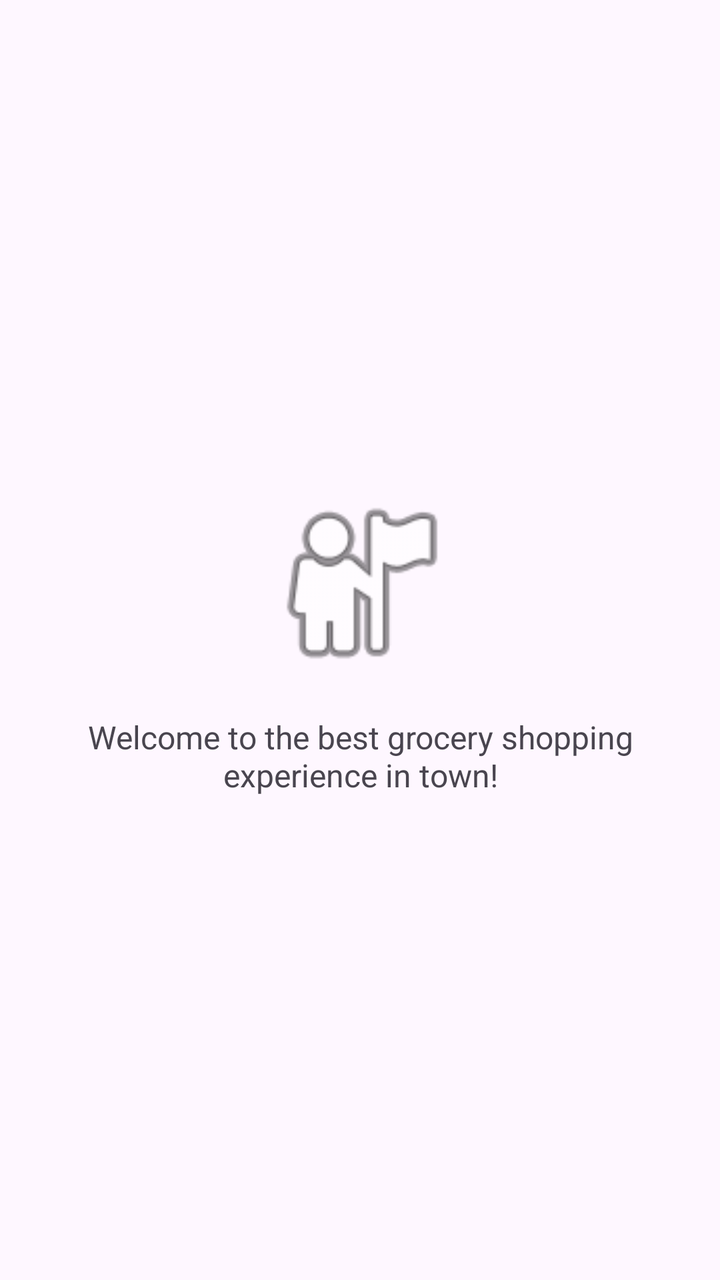
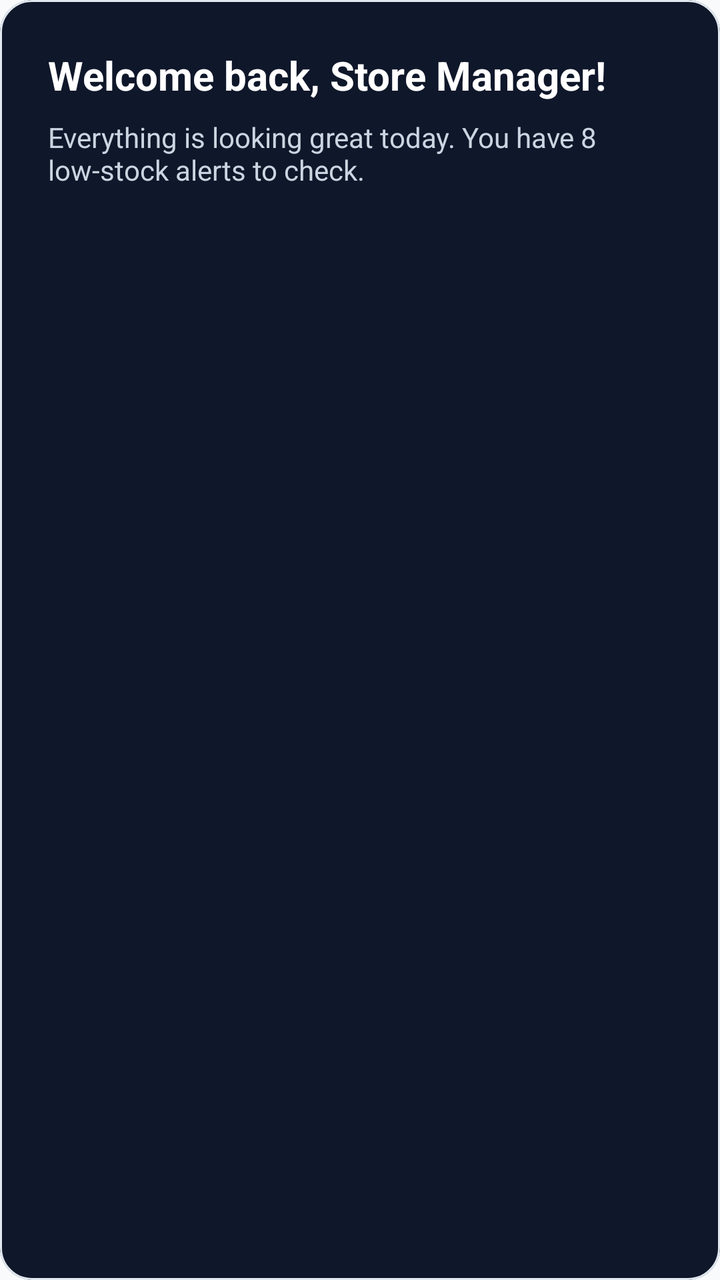

The first picture is an Android layout as it rendered before a commit; the second is the same layout after the commit. The layout source and the unified diff follow.
<!-- AndroidManifest.xml: application theme Theme.ApexplanetTask1 -->
<!-- res/layout/fragment_welcome.xml -->
<?xml version="1.0" encoding="utf-8"?>
<LinearLayout xmlns:android="http://schemas.android.com/apk/res/android"
    android:layout_width="match_parent"
    android:layout_height="wrap_content"
    android:orientation="vertical"
    android:gravity="center"
    android:padding="16dp">

    <ImageView
        android:layout_width="100dp"
        android:layout_height="100dp"
        android:src="@android:drawable/ic_menu_myplaces"
        android:contentDescription="Store Logo"
        android:layout_marginBottom="16dp"/>

    <TextView
        android:layout_width="wrap_content"
        android:layout_height="wrap_content"
        android:text="Welcome to the best grocery shopping experience in town!"
        android:textAlignment="center"
        android:textSize="16sp" />

</LinearLayout>
<!-- resources referenced by this layout -->
<resources>
  <style name="Theme.ApexplanetTask1" parent="Base.Theme.ApexplanetTask1" />
  <style name="Base.Theme.ApexplanetTask1" parent="Theme.Material3.DayNight.NoActionBar">
          
          
      </style>
</resources>

<!-- the commit's change to res/layout/fragment_welcome.xml (unified diff, before → after) -->
@@ -1,23 +1,41 @@
 <?xml version="1.0" encoding="utf-8"?>
-<LinearLayout xmlns:android="http://schemas.android.com/apk/res/android"
+<com.google.android.material.card.MaterialCardView xmlns:android="http://schemas.android.com/apk/res/android"
+    xmlns:app="http://schemas.android.com/apk/res-auto"
     android:layout_width="match_parent"
     android:layout_height="wrap_content"
-    android:orientation="vertical"
-    android:gravity="center"
-    android:padding="16dp">
+    app:cardCornerRadius="16dp"
+    app:cardElevation="0dp"
+    app:strokeWidth="1dp"
+    app:strokeColor="#E2E8F0"
+    android:backgroundTint="@color/primary">
 
-    <ImageView
-        android:layout_width="100dp"
-        android:layout_height="100dp"
-        android:src="@android:drawable/ic_menu_myplaces"
-        android:contentDescription="Store Logo"
-        android:layout_marginBottom="16dp"/>
+    <androidx.constraintlayout.widget.ConstraintLayout
+        android:layout_width="match_parent"
+        android:layout_height="wrap_content"
+        android:padding="24dp">
 
-    <TextView
-        android:layout_width="wrap_content"
-        android:layout_height="wrap_content"
-        android:text="Welcome to the best grocery shopping experience in town!"
-        android:textAlignment="center"
-        android:textSize="16sp" />
+        <TextView
+            android:id="@+id/tvWelcomeTitle"
+            android:layout_width="wrap_content"
+            android:layout_height="wrap_content"
+            android:text="@string/welcome_manager"
+            android:textColor="@color/white"
+            android:textSize="20sp"
+            android:textStyle="bold"
+            app:layout_constraintStart_toStartOf="parent"
+            app:layout_constraintTop_toTopOf="parent" />
 
-</LinearLayout>
+        <TextView
+            android:id="@+id/tvWelcomeSub"
+            android:layout_width="0dp"
+            android:layout_height="wrap_content"
+            android:layout_marginTop="8dp"
+            android:text="Everything is looking great today. You have 8 low-stock alerts to check."
+            android:textColor="#CBD5E1"
+            android:textSize="14sp"
+            app:layout_constraintEnd_toEndOf="parent"
+            app:layout_constraintStart_toStartOf="parent"
+            app:layout_constraintTop_toBottomOf="@id/tvWelcomeTitle" />
+
+    </androidx.constraintlayout.widget.ConstraintLayout>
+</com.google.android.material.card.MaterialCardView>
<!-- resource entries referenced after the edit -->
@@ -1,9 +1,27 @@
 <!-- resources referenced by this layout -->
 <resources>
+  <color name="primary">#0F172A</color>
+  <color name="white">#FFFFFFFF</color>
+  <string name="welcome_manager">Welcome back, Store Manager!</string>
   <style name="Theme.ApexplanetTask1" parent="Base.Theme.ApexplanetTask1" />
   <style name="Base.Theme.ApexplanetTask1" parent="Theme.Material3.DayNight.NoActionBar">
           
+          <item name="colorPrimary">@color/primary</item>
+          <item name="colorPrimaryVariant">@color/primary_light</item>
+          <item name="colorOnPrimary">@color/white</item>
           
+          <item name="colorSecondary">@color/accent</item>
+          <item name="colorSecondaryVariant">@color/accent</item>
+          <item name="colorOnSecondary">@color/white</item>
+          
+          <item name="android:statusBarColor">@color/surface</item>
+          <item name="android:windowLightStatusBar">true</item>
+          
+          <item name="android:windowBackground">@color/background</item>
       </style>
+  <color name="primary_light">#1E293B</color>
+  <color name="accent">#3B82F6</color>
+  <color name="surface">#FFFFFF</color>
+  <color name="background">#F8FAFC</color>
 </resources>
 
